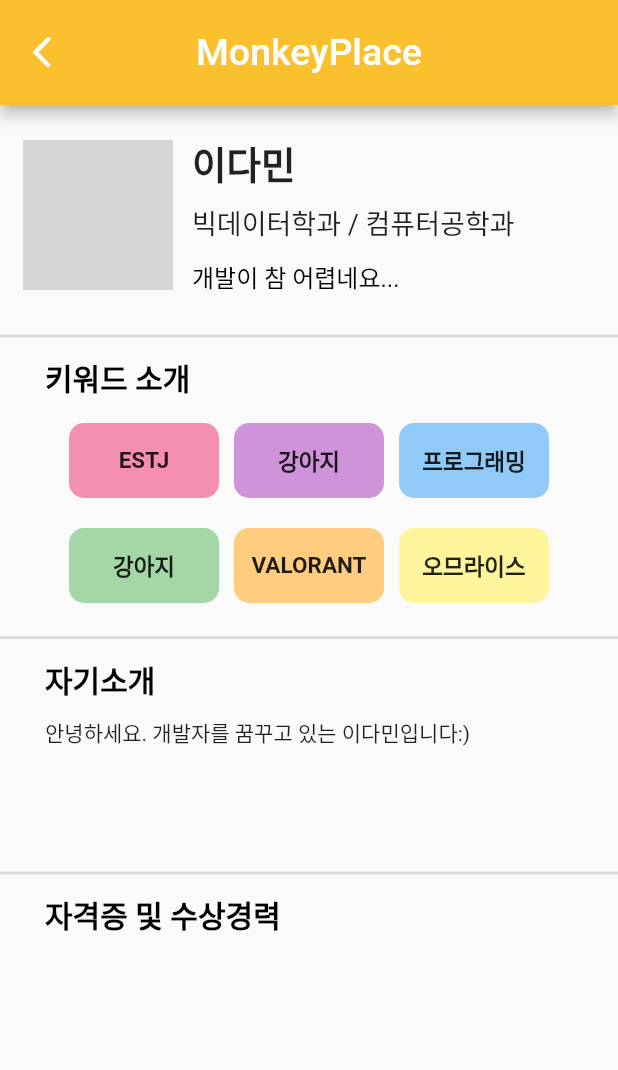
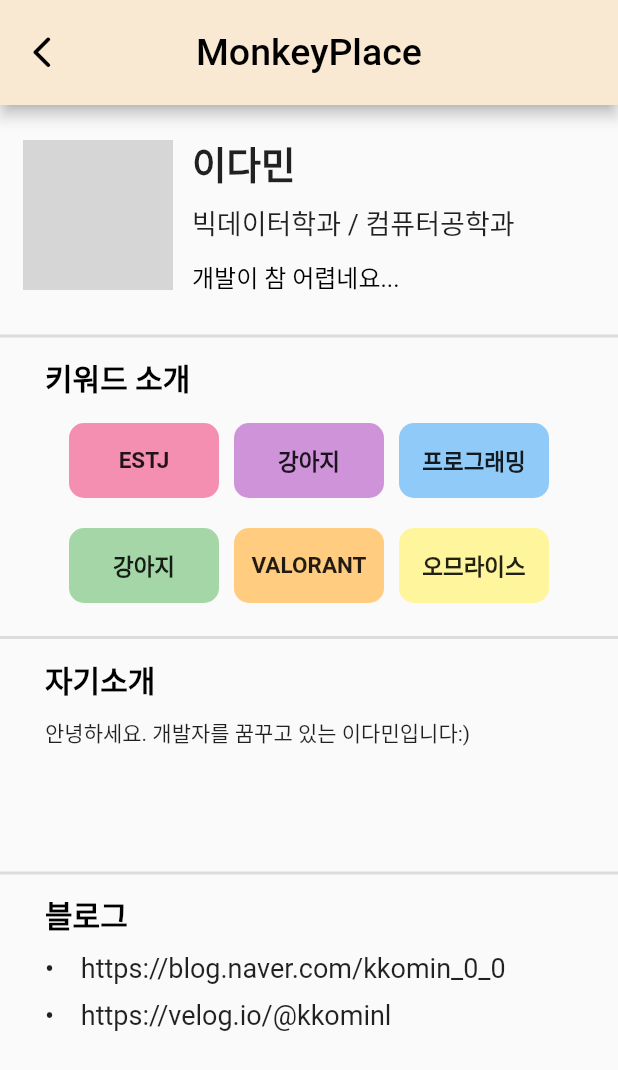
Before and after one commit to kkomin/FlyingMonkey, a Flutter app: the ThirdPage screen opened directly, after a tap on the "arrow back ios new" icon, on a phone screen of 412 x 824 dp. Shown: the top 1070 px of the screen. Run offline on Flutter 3.47's test engine with Material 2 defaults, Android fonts, the phone set to English and light mode, and no system bars; missing offline and left inert: dart:ffi; network calls fail; grey boxes are pictures that could not be loaded.

Commit message:
7/12 9시

```diff
--- a/lib/main.dart
+++ b/lib/main.dart
@@ -36,8 +36,8 @@ class HomePageState extends State<HomePage> {
           children: [
             TabBarView(
               children: [
-                FirstPage(),
-                SecondPage(),
+                // FirstPage(),
+                // SecondPage(),
                 ThirdPage(),
               ],
             ),
--- a/lib/third.dart
+++ b/lib/third.dart
@@ -1,7 +1,10 @@
 //세 번째 페이지
 import 'dart:ffi';
 
+import 'package:flutter/gestures.dart';
 import 'package:flutter/material.dart';
+import 'package:monkeyplace/second.dart';
+import 'package:url_launcher/url_launcher.dart';
 
 Widget buildRoundedBox(String text, Color color) {
   return Container(
@@ -35,17 +38,22 @@ class ThirdPage extends StatelessWidget {
         leading: IconButton(
           icon: Icon(
             Icons.arrow_back_ios_new_rounded,
-            color: Colors.white,
+            color: Colors.black,
             size: 25,
           ),
           onPressed: () {
-            DefaultTabController.of(context).animateTo(1);
+            // 슬라이드 형태로 이동 구현
+            Navigator.pop(
+                context, MaterialPageRoute(builder: (context) => SecondPage()));
+            // 클릭 이동 구현
+            // Navigator.push(
+            //     context, MaterialPageRoute(builder: (context) => SecondPage()));
           },
         ),
-        backgroundColor: Colors.yellow[700],
+        backgroundColor: Color(0xFFFAE9D2),
         title: Text(
           "MonkeyPlace",
-          style: TextStyle(fontSize: 25),
+          style: TextStyle(fontSize: 25, color: Colors.black),
         ),
         toolbarHeight: 70,
         centerTitle: true,
@@ -196,7 +204,7 @@ class ThirdPage extends StatelessWidget {
                   crossAxisAlignment: CrossAxisAlignment.start,
                   children: [
                     Text(
-                      "자격증 및 수상경력",
+                      "블로그",
                       style: TextStyle(
                           fontSize: 20,
                           fontWeight: FontWeight.bold,
@@ -205,6 +213,29 @@ class ThirdPage extends StatelessWidget {
                     SizedBox(
                       height: 10,
                     ),
+                    Center(
+                      child: GestureDetector(
+                        onTap: () {
+                          _launchURL('https://blog.naver.com/kkomin_0_0');
+                        },
+                        child: Text(
+                          "•    https://blog.naver.com/kkomin_0_0",
+                          style: TextStyle(fontSize: 18),
+                        ),
+                      ),
+                    ),
+                    SizedBox(
+                      height: 10,
+                    ),
+                    Text(
+                      '•    https://velog.io/@kkominl',
+                      style: TextStyle(
+                        fontSize: 18,
+                      ),
+                    )
+                    // GestureDetector(
+                    //     onTap: () =>
+                    //         _launchURL('https://blog.naver.com/kkomin_0_0')),
                   ],
                 ),
               ),
@@ -214,4 +245,12 @@ class ThirdPage extends StatelessWidget {
       ),
     );
   }
+
+  void _launchURL(String url) async {
+    if (await canLaunch(url)) {
+      await launch(url);
+    } else {
+      throw 'URL을 열 수 없습니다: $url';
+    }
+  }
 }
--- a/pubspec.yaml
+++ b/pubspec.yaml
@@ -30,6 +30,8 @@ environment:
 dependencies:
   flutter:
     sdk: flutter
+  url_launcher: ^6.0.9
+
 
 
   # The following adds the Cupertino Icons font to your application.
```
Also changed, not shown: lib/second.dart (+61 -4 lines), pubspec.lock, 5 other files.
